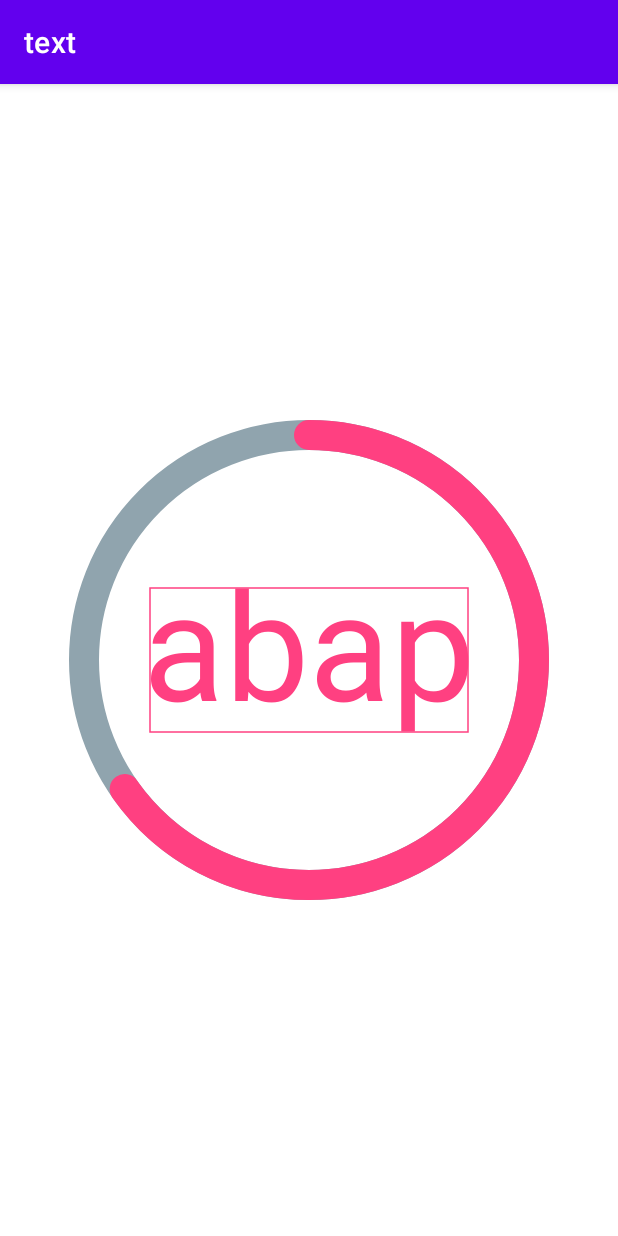
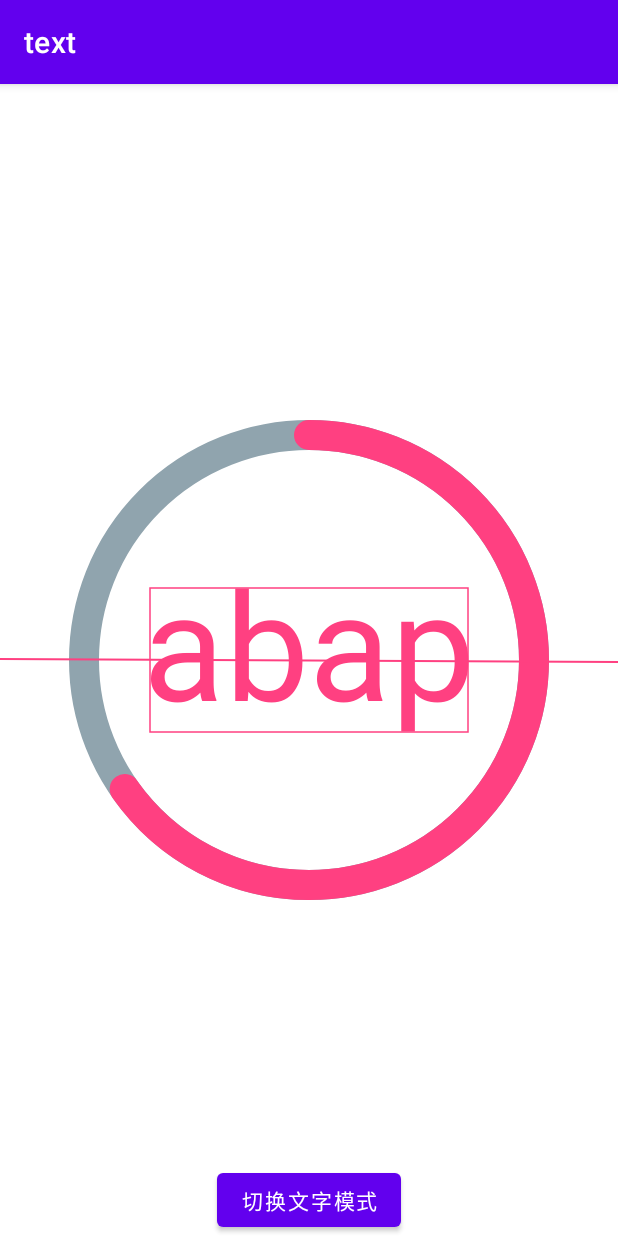
Before and after one commit to XJChou/HighAndroid, an Android app: the screen it shows after launch (MainActivity), on a phone screen of 412 x 824 dp. Run offline under Robolectric (Android 15) with nearby library versions, the phone set to English and light mode, and no system bars.

Commit message:
增加文字README.md

```diff
--- a/text/src/main/java/com/zxj/text/MainActivity.kt
+++ b/text/src/main/java/com/zxj/text/MainActivity.kt
@@ -1,11 +1,21 @@
 package com.zxj.text
 
+import android.os.Bundle
+import android.view.View
 import androidx.appcompat.app.AppCompatActivity
-import android.os.Bundle
+import com.zxj.text.view.RingView
 
 class MainActivity : AppCompatActivity() {
+
+    private lateinit var ringView: RingView
+
     override fun onCreate(savedInstanceState: Bundle?) {
         super.onCreate(savedInstanceState)
         setContentView(R.layout.activity_main)
+        ringView = findViewById(R.id.ringview)
+    }
+
+    fun switchMode(view: View) {
+        ringView.switchMode()
     }
 }
--- a/text/src/main/java/com/zxj/text/view/RingView.kt
+++ b/text/src/main/java/com/zxj/text/view/RingView.kt
@@ -19,6 +19,7 @@ class RingView(context: Context, attrs: AttributeSet) : View(context, attrs) {
 
     private val paint = Paint(Paint.ANTI_ALIAS_FLAG)
     private val bounds = Rect()
+    private var mode = 0
 
     override fun onDraw(canvas: Canvas) {
         super.onDraw(canvas)
@@ -33,14 +34,30 @@ class RingView(context: Context, attrs: AttributeSet) : View(context, attrs) {
         paint.color = COLOR_UNSELECT
         paint.strokeCap = Paint.Cap.ROUND
         canvas.drawArc(
-            canvas.width / 2 - RADIUS,
-            canvas.height / 2 - RADIUS,
-            canvas.width / 2 + RADIUS,
-            canvas.height / 2 + RADIUS,
+            width / 2 - RADIUS,
+            height / 2 - RADIUS,
+            width / 2 + RADIUS,
+            height / 2 + RADIUS,
             -90f, 235f, false, paint
         )
 
-        // 3、绘制文本[严格居中]
+        // 3、绘制中心线
+        paint.strokeWidth = 2f
+        canvas.drawLine(0f, height / 2f - 1, width.toFloat(), height / 2f + 2, paint)
+
+        when (mode) {
+            0 -> {
+                // 3、绘制文本[严格居中]
+                drawStrictText(canvas)
+            }
+            else -> {
+                // 4、绘制文本[不严格居中]
+                drawLineText(canvas)
+            }
+        }
+    }
+
+    private fun drawStrictText(canvas: Canvas) {
         val text = "abap"
         paint.style = Paint.Style.FILL
         paint.textSize = SIZE_TEXT
@@ -48,8 +65,8 @@ class RingView(context: Context, attrs: AttributeSet) : View(context, attrs) {
         paint.getTextBounds(text, 0, text.length, bounds)
         canvas.drawText(
             text,
-            canvas.width / 2f,
-            canvas.height / 2f - (bounds.top + bounds.bottom) / 2f,
+            width / 2f,
+            height / 2f - (bounds.top + bounds.bottom) / 2f,
             paint
         )
 
@@ -57,39 +74,68 @@ class RingView(context: Context, attrs: AttributeSet) : View(context, attrs) {
         paint.strokeWidth = 1.dp
         paint.style = Paint.Style.STROKE
         bounds.let {
-            var halfWidth = bounds.width() / 2
-            var halfHeight = bounds.height() / 2
+            val halfWidth = bounds.width() / 2
+            val halfHeight = bounds.height() / 2
             canvas.drawRect(
-                canvas.width / 2f - halfWidth, canvas.height / 2f - halfHeight,
-                canvas.width / 2f + halfWidth, canvas.height / 2f + halfHeight,
+                width / 2f - halfWidth, height / 2f - halfHeight,
+                width / 2f + halfWidth, height / 2f + halfHeight,
                 paint
             )
         }
-
-        // 4、绘制文本[不严格居中]
-//        val text = "abab"
-//        paint.style = Paint.Style.FILL
-//        paint.textSize = SIZE_TEXT
-//        paint.textAlign = Paint.Align.CENTER
-//        val fontMetrics = paint.fontMetrics
-//        canvas.drawText(
-//            text,
-//            canvas.width / 2f,
-//            canvas.height / 2f - (fontMetrics.ascent + fontMetrics.descent) / 2f,
-//            paint
-//        )
-//
-//        paint.strokeWidth = 1.dp
-//        paint.style = Paint.Style.STROKE
-//        bounds.let {
-//            var halfWidth = paint.measureText(text) / 2f
-//            var halfHeight = (fontMetrics.descent - fontMetrics.ascent) / 2f
-//            canvas.drawRect(
-//                canvas.width / 2f - halfWidth, canvas.height / 2f - halfHeight,
-//                canvas.width / 2f + halfWidth, canvas.height / 2f + halfHeight,
-//                paint
-//            )
-//        }
     }
 
+    private fun drawLineText(canvas: Canvas) {
+        val text = "abap"
+        paint.style = Paint.Style.FILL
+        paint.textSize = SIZE_TEXT
+        paint.textAlign = Paint.Align.CENTER
+        val fontMetrics = paint.fontMetrics
+
+        // ************************************
+//        val ascentOffset = height / 2 - (fontMetrics.ascent + fontMetrics.descent) / 2 +
+//                fontMetrics.ascent
+//        canvas.drawLine(0.toFloat(), ascentOffset, width.toFloat(), ascentOffset, paint)
+
+//        val baselineOffset = height / 2 - (fontMetrics.ascent + fontMetrics.descent) / 2
+//        canvas.drawLine(0.toFloat(), baselineOffset, width.toFloat(), baselineOffset, paint)
+//
+//        val topOffset = height / 2 - (fontMetrics.ascent + fontMetrics.descent) / 2 +
+//                fontMetrics.top
+//        canvas.drawLine(0.toFloat(), topOffset, width.toFloat(), topOffset, paint)
+//
+//        val bottomOffset = height / 2 - (fontMetrics.ascent + fontMetrics.descent) / 2 +
+//                fontMetrics.bottom
+//        canvas.drawLine(0.toFloat(), bottomOffset, width.toFloat(), bottomOffset, paint)
+////
+//        val descentOffset = height / 2 - (fontMetrics.ascent + fontMetrics.descent) / 2 +
+//                fontMetrics.descent
+//        canvas.drawLine(0.toFloat(), descentOffset, width.toFloat(), descentOffset, paint)
+
+        // ************************************
+
+
+        canvas.drawText(
+            text,
+            width / 2f,
+            height / 2f - (fontMetrics.ascent + fontMetrics.descent) / 2f,
+            paint
+        )
+
+        paint.strokeWidth = 1.dp
+        paint.style = Paint.Style.STROKE
+        bounds.let {
+            val halfWidth = paint.measureText(text) / 2f
+            val halfHeight = (fontMetrics.descent - fontMetrics.ascent) / 2f
+            canvas.drawRect(
+                width / 2f - halfWidth, height / 2f - halfHeight,
+                width / 2f + halfWidth, height / 2f + halfHeight,
+                paint
+            )
+        }
+    }
+
+    fun switchMode() {
+        mode = (mode + 1) % 2
+        invalidate()
+    }
 }
--- a/text/src/main/res/layout/activity_main.xml
+++ b/text/src/main/res/layout/activity_main.xml
@@ -7,6 +7,7 @@
     tools:context=".MainActivity">
 
     <com.zxj.text.view.RingView
+        android:id="@+id/ringview"
         android:layout_width="0dp"
         android:layout_height="0dp"
         app:layout_constraintBottom_toBottomOf="parent"
@@ -14,4 +15,13 @@
         app:layout_constraintStart_toStartOf="parent"
         app:layout_constraintTop_toTopOf="parent" />
 
+    <Button
+        android:layout_width="wrap_content"
+        android:layout_height="wrap_content"
+        android:onClick="switchMode"
+        android:text="切换文字模式"
+        app:layout_constraintBottom_toBottomOf="parent"
+        app:layout_constraintEnd_toEndOf="parent"
+        app:layout_constraintStart_toStartOf="parent" />
+
 </androidx.constraintlayout.widget.ConstraintLayout>
```
Also changed, not shown: 6 other files.
